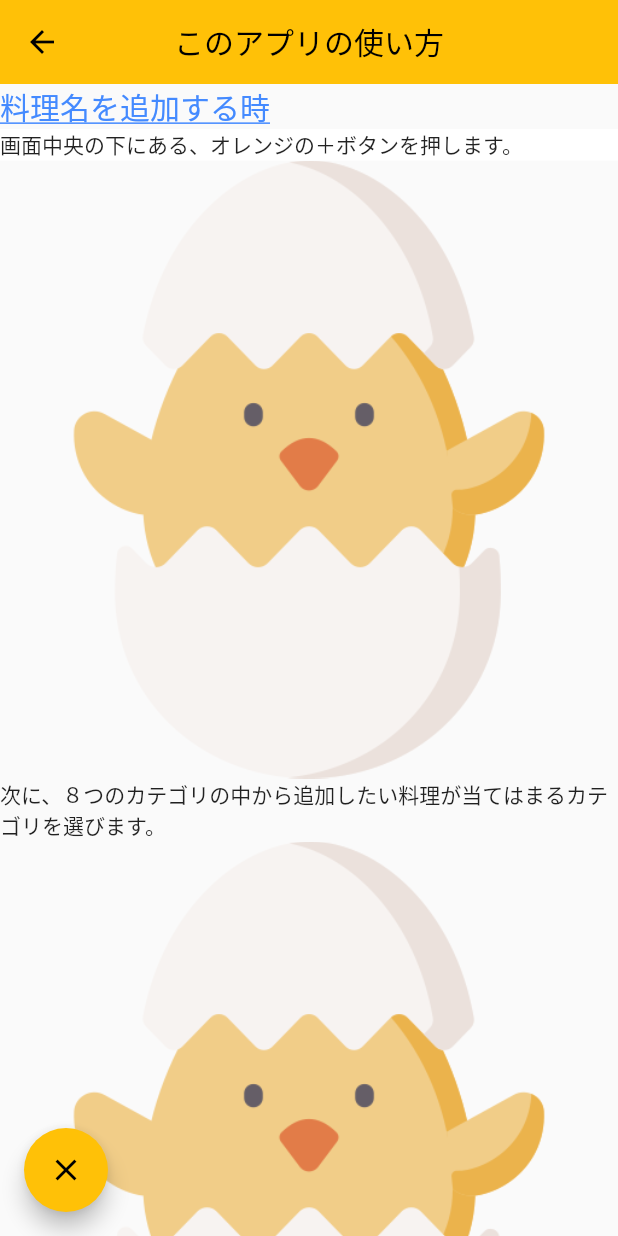
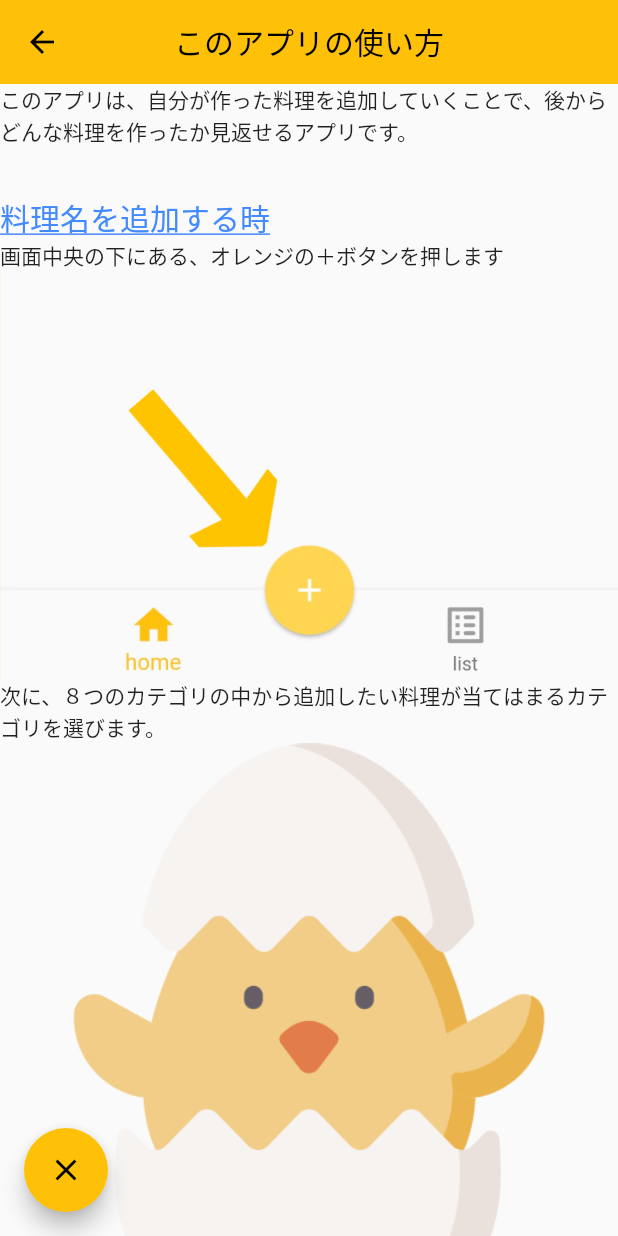
Before and after one commit to shunta0213/KaihatsuDojo, a Flutter app: the Guide screen opened by its route, on a phone screen of 412 x 824 dp. Run offline on Flutter 3.47's test engine with Material 2 defaults, Android fonts, the phone set to English and light mode, and no system bars; our stand-ins replace cloud_firestore, firebase_auth, firebase_core, flutter_riverpod, font_awesome_flutter; accounts and stored records are empty; network calls fail.

Commit message:
使い方ガイド、途中まで作ったのを変えました。(2)

```diff
--- a/lib/view/drawerPages/guide.dart
+++ b/lib/view/drawerPages/guide.dart
@@ -12,17 +12,18 @@ class Guide extends StatelessWidget {
         title: const Text('このアプリの使い方', style: TextStyle(color: Colors.black)),
         backgroundColor: Colors.amber,
       ),
-      body: Center(
+      body: SafeArea(
         child: SingleChildScrollView(
            child: Column(
-             children: [Container(
+             children: [Text('このアプリは、自分が作った料理を追加していくことで、後からどんな料理を作ったか見返せるアプリです。\n\n'),
+               Container(
              width: double.infinity,
              child:
              Text('料理名を追加する時',style: TextStyle(fontSize: 20,color:Colors.blueAccent,decoration: TextDecoration.underline))),
-               Container(color: Colors.white,width: double.infinity,
+               Container(width: double.infinity,
                    child:const Text(
-                     "画面中央の下にある、オレンジの＋ボタンを押します。"),),
-               Image.asset('assets/images/appIcon.png'),
+                     "画面中央の下にある、オレンジの＋ボタンを押します"),),
+               Image.asset('assets/images/button.JPEG'),
                Text(  "次に、８つのカテゴリの中から追加したい料理が当てはまるカテゴリを選びます。"),
                Image.asset('assets/images/appIcon.png'),
                Text("入力が終わったら✅ボタンを押し、料理の追加は完了です。"),
@@ -30,12 +31,40 @@ class Guide extends StatelessWidget {
                Container(
                    width: double.infinity,
                    child:Text('料理名を選択する時', textAlign: TextAlign.left,style: TextStyle(fontSize: 20,color:Colors.blueAccent,decoration: TextDecoration.underline))),
-               myContainer(color: Colors.white),
-               myContainer(color: Colors.white),
-               myContainer(color: Colors.white),]
+               Image.asset('assets/images/appIcon.png'),
+          Container(
+              width: double.infinity,
+              child:Text('もっと活用するために', textAlign: TextAlign.left,style: TextStyle(fontSize: 20,color:Colors.blueAccent,decoration: TextDecoration.underline)),),
+                Text('日付が表示されている画面の、左上の三本線のボタンを押してみてください。'),
+               Container(
+              width: double.infinity,
+              child:Text('・メモ機能を使ってみましょう',style: TextStyle(color:Colors.lightBlueAccent,fontSize:18))),
+
+               Image.asset('assets/images/appIcon.png'),
+          Container(
+              width: double.infinity,
+              child:Text('使い方の例\n',style: TextStyle(decoration: TextDecoration.underline,fontSize: 16))),
+                   Text('・賞味期限が近い食材を入力しておいて、外出先で見る事ができるようにする\n'
+                   '・食べたい物リストを作り、献立時に参考にする\n\n'
+                   '',textAlign: TextAlign.left),
+               Text('この他にも、自分だけのメモ機能の使い方を見つけてみましょう。\n\n\n'),
+              Container(
+               width: double.infinity,
+               child:Text('・ぶたのちょきんばこ機能を使ってみましょう',style: TextStyle(color:Colors.lightBlueAccent,fontSize:18))),
+               Image.asset('assets/images/appIcon.png'),
+               Container(
+               width: double.infinity,
+               child:Text('使い方の例\n')),
+          Container(
+              width: double.infinity,
+              child:Text('・検索機能を使ってみましょう',style: TextStyle(color:Colors.lightBlueAccent,fontSize:18))),
+               Text('ボタンを押す事で、それぞれのリンクの検索画面に飛ぶ事ができます。'),
+               Container(height:200)
+             ]
                ),
            ),
          ),
+
       floatingActionButtonLocation: FloatingActionButtonLocation.startFloat,
       floatingActionButton: FloatingActionButton(
         child: const Icon(Icons.clear),
@@ -46,20 +75,3 @@ class Guide extends StatelessWidget {
       );
     }
 }
-    Widget myContainer( { double size = 300,required Color color, String text = ''}) {
-      return Container(
-        color: color,
-        height: size,
-
-        child: Center(
-          child: Text(
-            text,
-            style: TextStyle(
-                fontSize: 48,
-                fontWeight: FontWeight.bold,
-                color: Colors.white
-            ),
-          ),
-        ),
-      );
-    }
--- a/pubspec.yaml
+++ b/pubspec.yaml
@@ -78,8 +78,9 @@ flutter:
       - assets/images/logo_7.png
       - assets/images/logo_8.png
       - assets/images/appIcon.png
-
-
+      - assets/images/flutter_01.jpg
+      - assets/images/orangebutton.JPEG
+      - assets/images/button.JPEG
   # An image asset can refer to one or more resolution-specific "variants", see
   # https://flutter.dev/assets-and-images/#resolution-aware.
 
```
Also changed, not shown: assets/images/button.JPEG (added).
